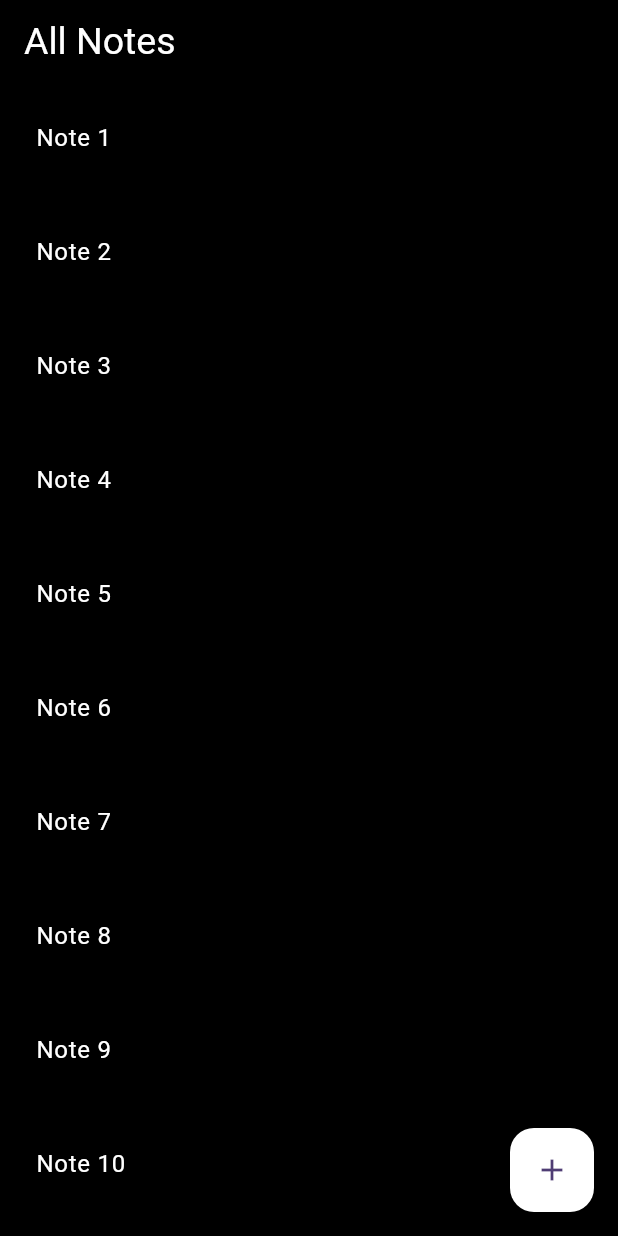
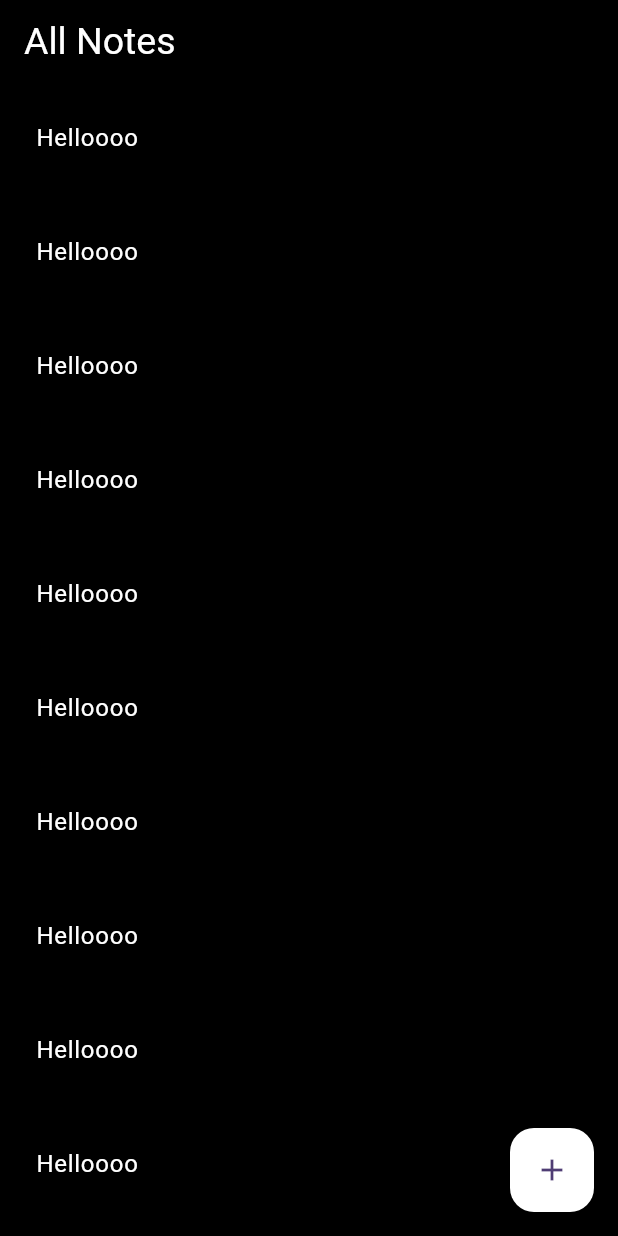
Before and after one commit to kiranmc12/Todo-Bloc-RestAPI, a Flutter app: the ScreenHome screen opened directly, on a phone screen of 412 x 824 dp. Run offline on Flutter 3.47's test engine with Material 3 defaults, Android fonts, the phone set to English and light mode, and no system bars; our stand-ins replace bloc, flutter_bloc.

Commit message:
CALLING IN UI PENDING

```diff
--- /dev/null
+++ b/lib/bloc/todo_bloc_event.dart
@@ -0,0 +1,9 @@
+part of 'todo_bloc_bloc.dart';
+
+class TodoBlocEvent {}
+
+class TodoAddEvent extends TodoBlocEvent {
+  final Todo todo;
+  TodoAddEvent({required this.todo});
+}
+class TodoFetchEvent extends TodoBlocEvent {}
--- /dev/null
+++ b/lib/bloc/todo_bloc_state.dart
@@ -0,0 +1,16 @@
+part of 'todo_bloc_bloc.dart';
+
+class TodoBlocState {
+  bool isFetching;
+  List<Todo> todoList;
+  bool isSaving;
+  TodoBlocState({
+    this.isFetching = false,
+    required this.todoList,
+    this.isSaving = false,
+  });
+}
+
+final class TodoBlocInitial extends TodoBlocState {
+  TodoBlocInitial():super(todoList: []);
+}
--- a/lib/view/home/home.dart
+++ b/lib/view/home/home.dart
@@ -1,10 +1,11 @@
 import 'package:flutter/material.dart';
+import 'package:flutter_bloc/flutter_bloc.dart';
+import 'package:todo_bloc/bloc/todo_bloc_bloc.dart';
 import 'package:todo_bloc/view/screen_add/screen_add.dart';
 
 class ScreenHome extends StatelessWidget {
   const ScreenHome({Key? key});
 
-  get kHeight20 => null;
 
   @override
   Widget build(BuildContext context) {
@@ -12,23 +13,27 @@ class ScreenHome extends StatelessWidget {
       backgroundColor: Colors.black,
       appBar: AppBar(
         backgroundColor: Colors.black,
-        title: Text(
+        title:  const Text(
           "All Notes",
-          style: TextStyle(fontSize: 25,color: Colors.white),
+          style: TextStyle(fontSize: 25, color: Colors.white),
         ),
       ),
       body: Padding(
-        padding: const EdgeInsets.all(8.0),
-        child: ListView.separated(
-          itemBuilder: (context, index) {
-            // Replace TodoCardTileWidget with your desired UI widget
-            return ListTile(
-              title: Text("Note ${index + 1}",style: TextStyle(color: Colors.white),),
-              // Add other UI elements as needed
+        padding:  const EdgeInsets.all(8.0),
+        child: BlocBuilder<TodoBlocBloc, TodoBlocState>(
+          builder: (context, state) {
+            return ListView.separated(
+              itemBuilder: (context, index) {
+              return const ListTile(
+                  title: Text("Helloooo",
+                    style: TextStyle(color: Colors.white),
+                  ),
+                );
+              },
+              itemCount: 10, // Replace with the actual number of notes or items
+              separatorBuilder: (context, index) => const SizedBox(height: 20),
             );
           },
-          itemCount: 10, // Replace with the actual number of notes or items
-          separatorBuilder: (context, index) => SizedBox(height: 20),
         ),
       ),
       floatingActionButton: FloatingActionButton(
--- a/pubspec.yaml
+++ b/pubspec.yaml
@@ -36,6 +36,7 @@ dependencies:
   # Use with the CupertinoIcons class for iOS style icons.
   cupertino_icons: ^1.0.2
   flutter_bloc: ^8.1.3
+  http: ^1.1.2
 
 dev_dependencies:
   flutter_test:
```
Also changed, not shown: lib/bloc/todo_bloc_bloc.dart (added, +23 -0 lines), lib/sevices/api.dart (added, +44 -0 lines), pubspec.lock.
